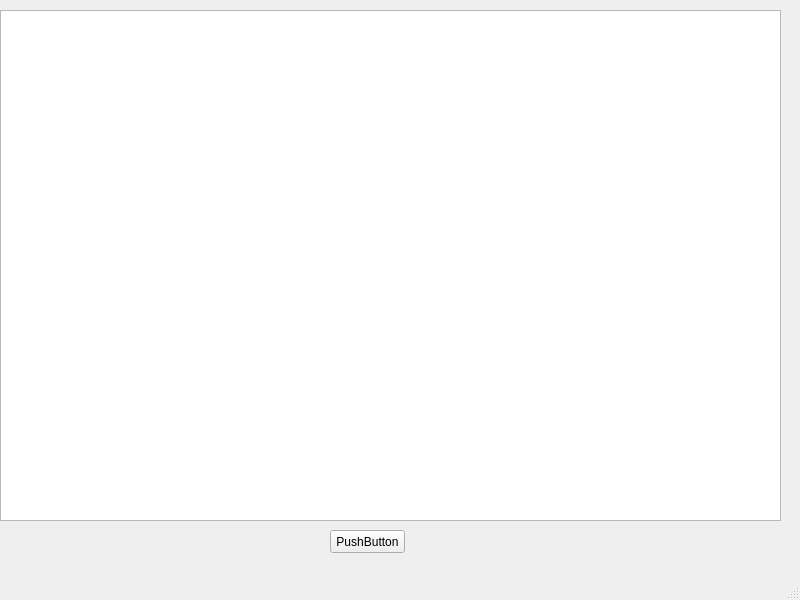
DertyuGameDev/coffee, file main.ui: the form before one commit.
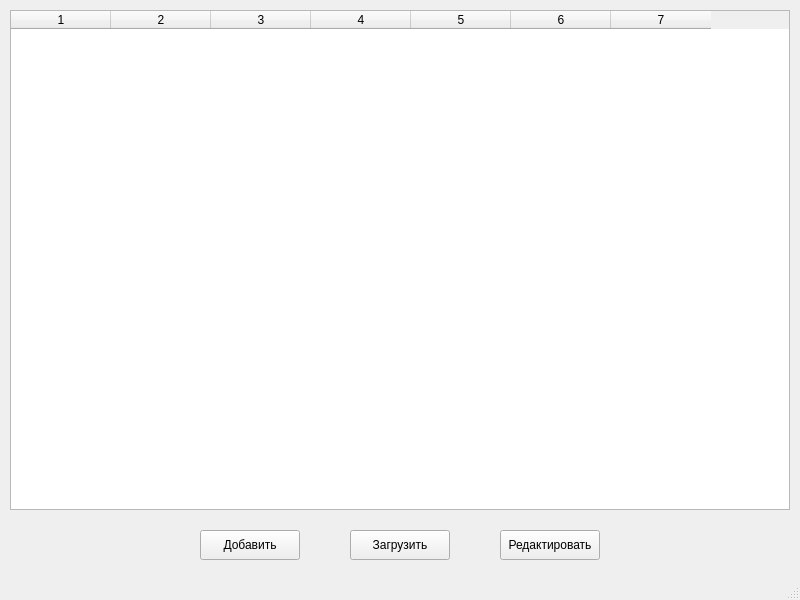
The form after the commit.

```diff
--- a/main.ui
+++ b/main.ui
@@ -14,29 +14,77 @@
    <string>MainWindow</string>
   </property>
   <widget class="QWidget" name="centralwidget">
-   <widget class="QPushButton" name="loadButton">
-    <property name="geometry">
-     <rect>
-      <x>330</x>
-      <y>530</y>
-      <width>75</width>
-      <height>23</height>
-     </rect>
-    </property>
-    <property name="text">
-     <string>PushButton</string>
-    </property>
-   </widget>
+
    <widget class="QTableWidget" name="coffeeTable">
     <property name="geometry">
      <rect>
-      <x>0</x>
+      <x>10</x>
       <y>10</y>
-      <width>781</width>
-      <height>511</height>
+      <width>780</width>
+      <height>500</height>
      </rect>
     </property>
+    <property name="columnCount">
+     <number>7</number>
+    </property>
+    <property name="rowCount">
+     <number>0</number>
+    </property>
+    <property name="horizontalHeaderLabels">
+     <stringlist>
+      <string>ID</string>
+      <string>Название сорта</string>
+      <string>Степень обжарки</string>
+      <string>Молотый/В зернах</string>
+      <string>Описание вкуса</string>
+      <string>Цена</string>
+      <string>Объем упаковки</string>
+     </stringlist>
+    </property>
    </widget>
+
+   <widget class="QPushButton" name="loadButton">
+    <property name="geometry">
+     <rect>
+      <x>350</x>
+      <y>530</y>
+      <width>100</width>
+      <height>30</height>
+     </rect>
+    </property>
+    <property name="text">
+     <string>Загрузить</string>
+    </property>
+   </widget>
+
+   <widget class="QPushButton" name="addButton">
+    <property name="geometry">
+     <rect>
+      <x>200</x>
+      <y>530</y>
+      <width>100</width>
+      <height>30</height>
+     </rect>
+    </property>
+    <property name="text">
+     <string>Добавить</string>
+    </property>
+   </widget>
+
+   <widget class="QPushButton" name="editButton">
+    <property name="geometry">
+     <rect>
+      <x>500</x>
+      <y>530</y>
+      <width>100</width>
+      <height>30</height>
+     </rect>
+    </property>
+    <property name="text">
+     <string>Редактировать</string>
+    </property>
+   </widget>
+
   </widget>
   <widget class="QMenuBar" name="menubar">
    <property name="geometry">
```
